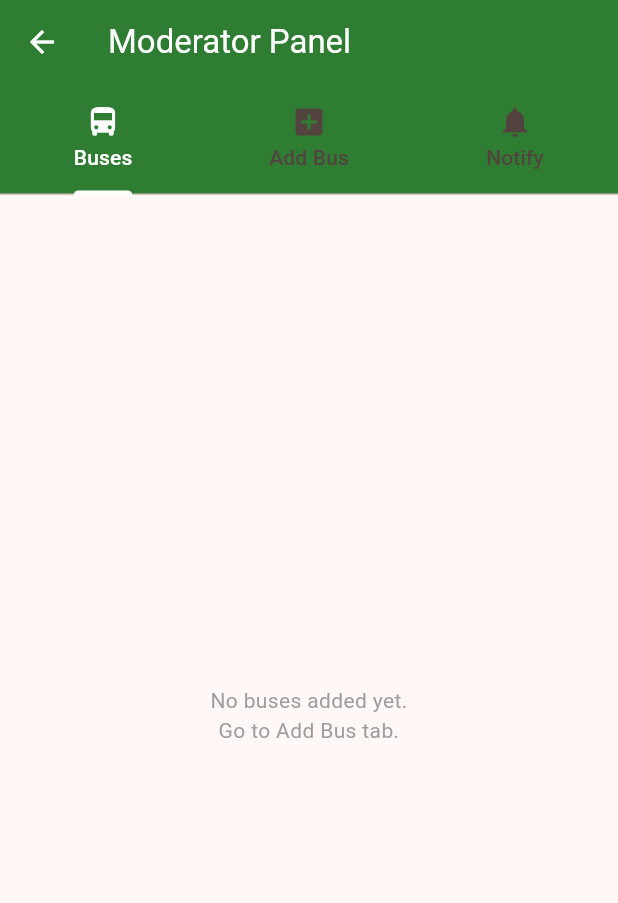
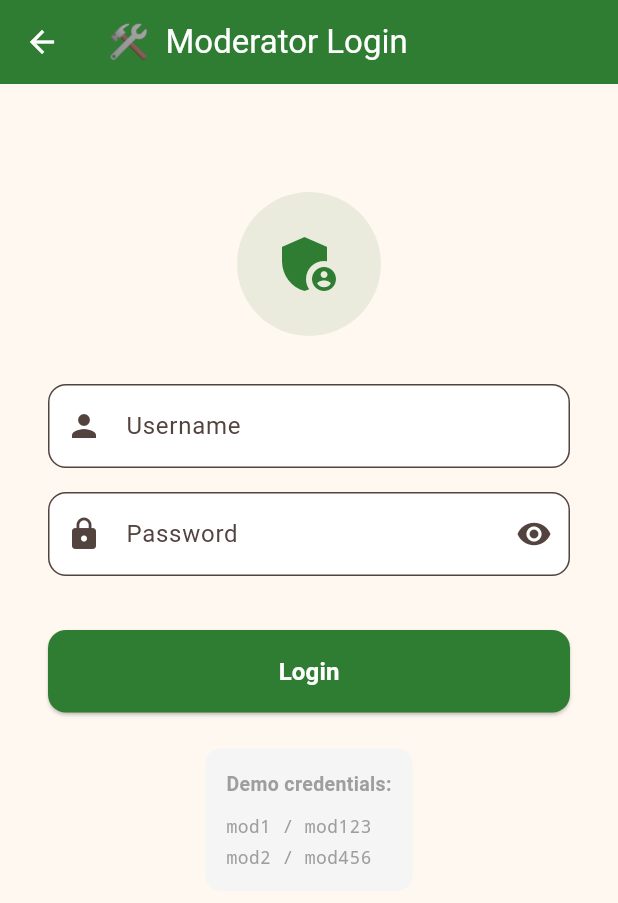
Before and after one commit to Rushikeshk524/Bus-tracking-system, a Flutter app: the screen it shows after launch, after a tap on an icon or button, on a phone screen of 412 x 824 dp. Shown: the top 903 px of the screen. Run offline on Flutter 3.47's test engine with Material 3 defaults, Android fonts, the phone set to English and light mode, and no system bars; our stand-ins replace flutter_map, geolocator, latlong2, socket_io_client; network calls fail.

Commit message:
xyz changes

```diff
--- a/bustrack_app/lib/config.dart
+++ b/bustrack_app/lib/config.dart
@@ -1,2 +1,2 @@
-const String baseUrl = 'http://192.168.0.103:5000';
-const String socketUrl = 'http://192.168.0.103:5000';
+const String baseUrl = 'http://localhost:5000';
+const String socketUrl = 'http://localhost:5000';
--- a/bustrack_app/lib/main.dart
+++ b/bustrack_app/lib/main.dart
@@ -1,7 +1,6 @@
+import 'screens/login_screen.dart';
 import 'package:flutter/material.dart';
-import 'screens/driver_screen.dart';
 import 'screens/passenger_screen.dart';
-import 'screens/moderator_screen.dart';
 
 void main() => runApp(const BusTrackApp());
 
@@ -48,7 +47,7 @@ class RoleSelectScreen extends StatelessWidget {
                 label: '🧑‍✈️  I am a Driver',
                 color: const Color(0xFFE65100),
                 onTap: () => Navigator.push(context,
-                    MaterialPageRoute(builder: (_) => const DriverScreen())),
+                MaterialPageRoute(builder: (_) => const LoginScreen(role: 'driver'))),
               ),
               const SizedBox(height: 16),
               _RoleButton(
@@ -61,8 +60,8 @@ class RoleSelectScreen extends StatelessWidget {
               _RoleButton(
                 label: '🛠️  I am a Moderator',
                 color: const Color(0xFF2E7D32),
-                onTap: () => Navigator.push(context,
-                    MaterialPageRoute(builder: (_) => const ModeratorScreen())),
+               onTap: () => Navigator.push(context,
+              MaterialPageRoute(builder: (_) => const LoginScreen(role: 'moderator'))),
               ),
             ],
           ),
--- a/bustrack_app/lib/screens/driver_screen.dart
+++ b/bustrack_app/lib/screens/driver_screen.dart
@@ -7,7 +7,8 @@ import 'dart:convert';
 import '../config.dart';
 
 class DriverScreen extends StatefulWidget {
-  const DriverScreen({super.key});
+  final String userName;
+  const DriverScreen({super.key, required this.userName});
 
   @override
   State<DriverScreen> createState() => _DriverScreenState();
@@ -94,7 +95,7 @@ class _DriverScreenState extends State<DriverScreen> {
     return Scaffold(
       backgroundColor: const Color(0xFFFFF8F0),
       appBar: AppBar(
-        title: const Text('Driver Panel'),
+        title: Text('Driver - ${widget.userName}'),
         backgroundColor: const Color(0xFFE65100),
         foregroundColor: Colors.white,
       ),
--- /dev/null
+++ b/bustrack_app/lib/screens/login_screen.dart
@@ -0,0 +1,202 @@
+import 'package:flutter/material.dart';
+import 'package:http/http.dart' as http;
+import 'dart:convert';
+import '../config.dart';
+import 'driver_screen.dart';
+import 'moderator_screen.dart';
+
+class LoginScreen extends StatefulWidget {
+  final String role; // 'driver' or 'moderator'
+  const LoginScreen({super.key, required this.role});
+
+  @override
+  State<LoginScreen> createState() => _LoginScreenState();
+}
+
+class _LoginScreenState extends State<LoginScreen> {
+  final usernameCtrl = TextEditingController();
+  final passwordCtrl = TextEditingController();
+  bool loading = false;
+  bool obscure = true;
+  String error = '';
+
+  Color get roleColor => widget.role == 'moderator'
+      ? const Color(0xFF2E7D32) : const Color(0xFFE65100);
+
+  String get roleLabel => widget.role == 'moderator'
+      ? '🛠️  Moderator Login' : '🧑‍✈️  Driver Login';
+
+  Future<void> login() async {
+    if (usernameCtrl.text.isEmpty || passwordCtrl.text.isEmpty) {
+      setState(() => error = 'Please enter username and password');
+      return;
+    }
+    setState(() { loading = true; error = ''; });
+
+    try {
+      final res = await http.post(
+        Uri.parse('$baseUrl/login'),
+        headers: {'Content-Type': 'application/json'},
+        body: jsonEncode({
+          'username': usernameCtrl.text.trim(),
+          'password': passwordCtrl.text.trim(),
+        }),
+      );
+
+      final data = jsonDecode(res.body);
+
+      if (res.statusCode == 401) {
+        setState(() { error = 'Invalid username or password'; loading = false; });
+        return;
+      }
+
+      if (data['role'] != widget.role) {
+        setState(() { error = 'Access denied for this role'; loading = false; });
+        return;
+      }
+
+      // Navigate to correct screen
+      if (!mounted) return;
+      Navigator.pushReplacement(context, MaterialPageRoute(
+        builder: (_) => widget.role == 'moderator'
+            ? ModeratorScreen(userName: data['name'])
+            : DriverScreen(userName: data['name']),
+      ));
+    } catch (e) {
+      setState(() { error = 'Cannot connect to server'; loading = false; });
+    }
+  }
+
+  @override
+  Widget build(BuildContext context) {
+    return Scaffold(
+      backgroundColor: const Color(0xFFFFF8F0),
+      appBar: AppBar(
+        backgroundColor: roleColor,
+        foregroundColor: Colors.white,
+        title: Text(roleLabel),
+      ),
+      body: SingleChildScrollView(
+        padding: const EdgeInsets.all(32),
+        child: Column(
+          children: [
+            const SizedBox(height: 40),
+            CircleAvatar(
+              radius: 48,
+              backgroundColor: roleColor.withOpacity(0.1),
+              child: Icon(
+                widget.role == 'moderator' ? Icons.admin_panel_settings : Icons.drive_eta,
+                size: 48, color: roleColor,
+              ),
+            ),
+            const SizedBox(height: 32),
+
+            // Username
+            TextField(
+              controller: usernameCtrl,
+              decoration: InputDecoration(
+                labelText: 'Username',
+                prefixIcon: const Icon(Icons.person),
+                border: OutlineInputBorder(borderRadius: BorderRadius.circular(12)),
+                filled: true, fillColor: Colors.white,
+              ),
+            ),
+            const SizedBox(height: 16),
+
+            // Password
+            TextField(
+              controller: passwordCtrl,
+              obscureText: obscure,
+              decoration: InputDecoration(
+                labelText: 'Password',
+                prefixIcon: const Icon(Icons.lock),
+                suffixIcon: IconButton(
+                  icon: Icon(obscure ? Icons.visibility : Icons.visibility_off),
+                  onPressed: () => setState(() => obscure = !obscure),
+                ),
+                border: OutlineInputBorder(borderRadius: BorderRadius.circular(12)),
+                filled: true, fillColor: Colors.white,
+              ),
+              onSubmitted: (_) => login(),
+            ),
+            const SizedBox(height: 12),
+
+            // Error message
+            if (error.isNotEmpty)
+              Container(
+                width: double.infinity,
+                padding: const EdgeInsets.all(12),
+                decoration: BoxDecoration(
+                  color: const Color(0xFFFFEBEE),
+                  borderRadius: BorderRadius.circular(8),
+                  border: Border.all(color: Colors.red.shade200),
+                ),
+                child: Text(error,
+                    style: const TextStyle(color: Colors.red),
+                    textAlign: TextAlign.center),
+              ),
+
+            const SizedBox(height: 24),
+
+            // Login button
+            SizedBox(
+              width: double.infinity,
+              child: ElevatedButton(
+                onPressed: loading ? null : login,
+                style: ElevatedButton.styleFrom(
+                  backgroundColor: roleColor,
+                  foregroundColor: Colors.white,
+                  padding: const EdgeInsets.symmetric(vertical: 16),
+                  shape: RoundedRectangleBorder(
+                      borderRadius: BorderRadius.circular(12)),
+                ),
+                child: loading
+                    ? const SizedBox(height: 20, width: 20,
+                        child: CircularProgressIndicator(
+                            color: Colors.white, strokeWidth: 2))
+                    : const Text('Login',
+                        style: TextStyle(fontSize: 16,
+                            fontWeight: FontWeight.w600)),
+              ),
+            ),
+
+            const SizedBox(height: 24),
+
+            // Demo credentials hint
+            Container(
+              padding: const EdgeInsets.all(14),
+              decoration: BoxDecoration(
+                color: Colors.grey.shade100,
+                borderRadius: BorderRadius.circular(10),
+              ),
+              child: Column(
+                crossAxisAlignment: CrossAxisAlignment.start,
+                children: [
+                  const Text('Demo credentials:',
+                      style: TextStyle(fontWeight: FontWeight.bold,
+                          fontSize: 13, color: Colors.grey)),
+                  const SizedBox(height: 6),
+                  if (widget.role == 'moderator') ...[
+                    _cred('mod1', 'mod123'),
+                    _cred('mod2', 'mod456'),
+                  ] else ...[
+                    _cred('driver1', 'drive123'),
+                    _cred('driver2', 'drive456'),
+                    _cred('driver3', 'drive789'),
+                  ]
+                ],
+              ),
+            ),
+          ],
+        ),
+      ),
+    );
+  }
+
+  Widget _cred(String u, String p) => Padding(
+    padding: const EdgeInsets.only(top: 4),
+    child: Text('$u / $p',
+        style: const TextStyle(fontSize: 12,
+            fontFamily: 'monospace', color: Colors.grey)),
+  );
+}
--- a/bustrack_app/lib/screens/moderator_screen.dart
+++ b/bustrack_app/lib/screens/moderator_screen.dart
@@ -4,7 +4,8 @@ import 'dart:convert';
 import '../config.dart';
 
 class ModeratorScreen extends StatefulWidget {
-  const ModeratorScreen({super.key});
+  final String userName;
+  const ModeratorScreen({super.key, required this.userName});
 
   @override
   State<ModeratorScreen> createState() => _ModeratorScreenState();
@@ -109,7 +110,7 @@ Widget build(BuildContext context) {
     length: 3,
     child: Scaffold(
       appBar: AppBar(
-        title: const Text('Moderator Panel'),
+        title: Text('Moderator - ${widget.userName}'),
         backgroundColor: const Color(0xFF2E7D32),
         foregroundColor: Colors.white,
         bottom: const TabBar(
```
Also changed, not shown: bustrack_app/lib/screens/passenger_screen.dart (+174 -47 lines), bustrack_app/lib/screens/simulator_screen.dart (added, +243 -0 lines), bustrack_app/flutter_01.png (added), 3 other files.
